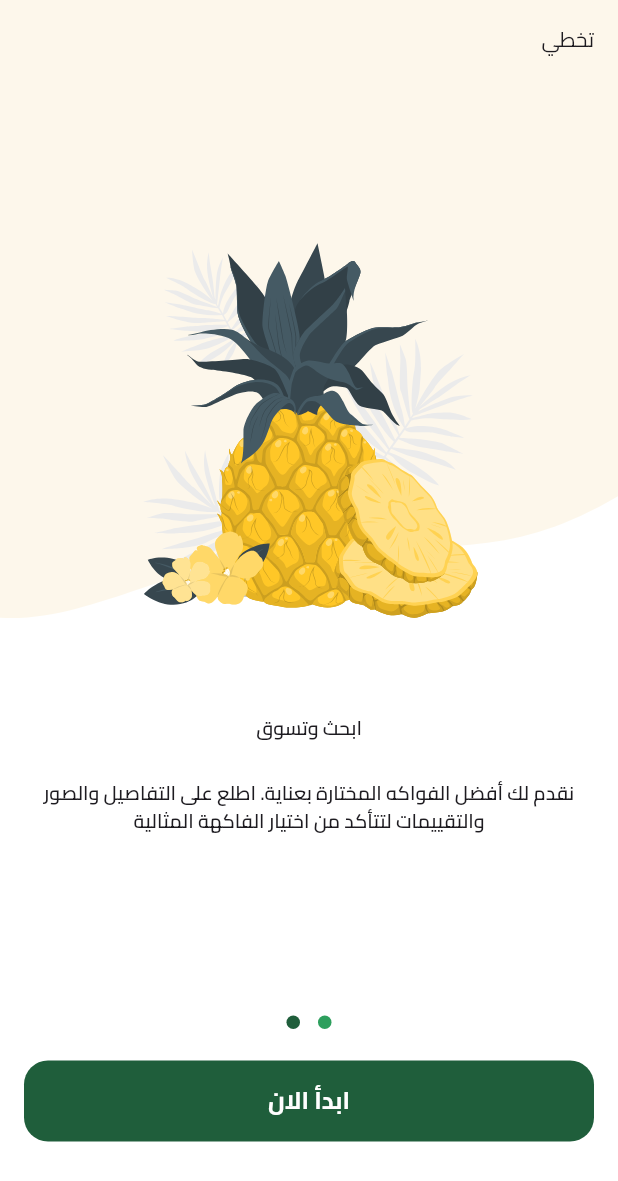
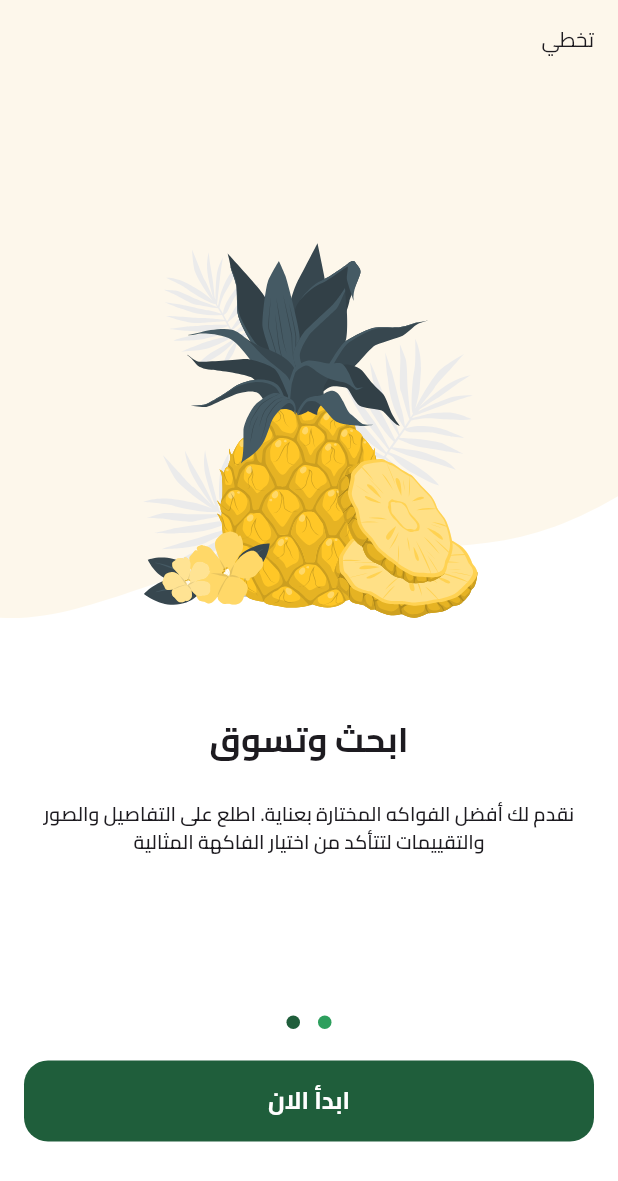
Before and after one commit to samir-227/Pure_Harvest_e_commerce, a Flutter app: the screen it shows after launch, swiped to page 2, on a phone screen of 412 x 824 dp. Shown: the top 1181 px of the screen. Run offline on Flutter 3.47's test engine with Material 3 defaults, Android fonts, the phone set to English and light mode, and no system bars; drawn by our look-alikes of dots_indicator; our stand-ins replace flutter_svg.

Commit message:
OnBoardingPageView title done

```diff
--- a/lib/features/on_boarding/presentation/views/widgets/on_boarding_page_view.dart
+++ b/lib/features/on_boarding/presentation/views/widgets/on_boarding_page_view.dart
@@ -1,5 +1,6 @@
 import 'package:flutter/material.dart';
 import 'package:fruits_hub/core/models/page_view_item_model.dart';
+import 'package:fruits_hub/core/utlis/app_colors.dart';
 import 'package:fruits_hub/core/utlis/app_images.dart';
 import 'package:fruits_hub/core/utlis/app_text_style.dart';
 
@@ -11,27 +12,38 @@ class OnBoardingPageView extends StatelessWidget {
   @override
   Widget build(BuildContext context) {
     return PageView(
-      children: const [
+      children: [
         PageViewItem(
           pageViewItemModel: PageViewItemModel(
             backgroundImage: AppImages.imagesItem1BackgroundImage,
             image: AppImages.imagesItem1Image,
-            title: Row(
-              mainAxisAlignment: MainAxisAlignment.center,
-              children: [
-                Text(
-                  'Fruits',
+            title: Text.rich(
+              TextSpan(
+                text: ' Fruit',
+                style: TextStyles.bold23.copyWith(
+                  color: AppColors.primaryColor,
                 ),
-                Text(
-                  'Hub',
-                ),
-              ],
+                children: const [
+                  TextSpan(
+                    text: 'HUB',
+                    style: TextStyle(
+                      color: Color(0xFFF4A91F),
+                    ),
+                  ),
+                  TextSpan(
+                    text: ' مرحبًا بك في',
+                    style: TextStyle(
+                      color: Colors.black,
+                    ),
+                  ),
+                ],
+              ),
             ),
             subtitle:
                 'اكتشف تجربة تسوق فريدة مع FruitHUB. استكشف مجموعتنا الواسعة من الفواكه الطازجة الممتازة واحصل على أفضل العروض والجودة العالية.',
           ),
         ),
-        PageViewItem(
+        const PageViewItem(
           pageViewItemModel: PageViewItemModel(
             backgroundImage: AppImages.imagesItem2BackgroundImage,
             image: AppImages.imagesItem2Image,
@@ -41,7 +53,7 @@ class OnBoardingPageView extends StatelessWidget {
                 Text(
                   'ابحث وتسوق',
                   textAlign: TextAlign.center,
-                  style: TextStyles.semiBold13,
+                  style: TextStyles.bold23,
                 ),
               ],
             ),
```
